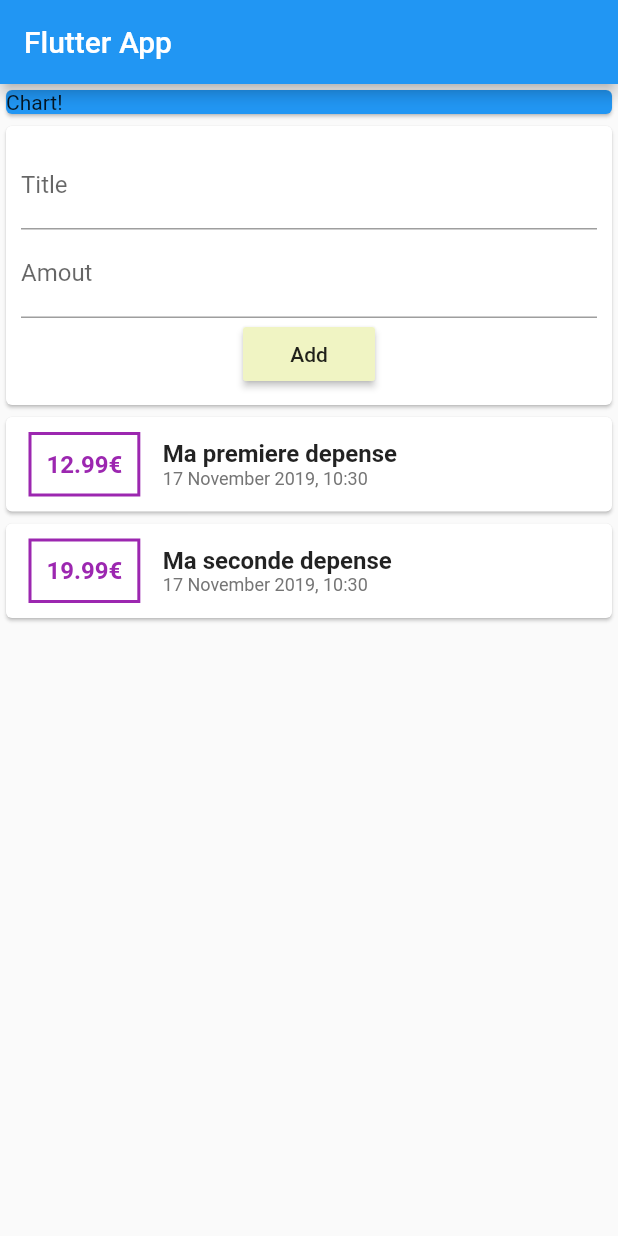
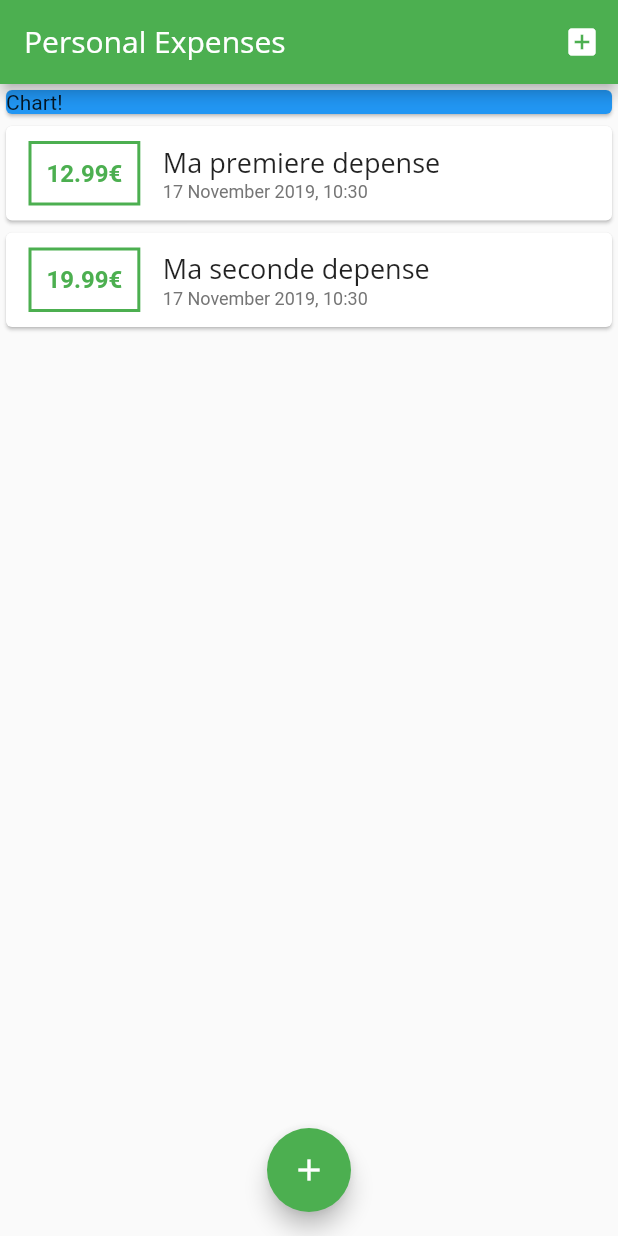
Before and after one commit to BLKKKBVSIK/FlutterTraining-ExpenseApp, a Flutter app: the screen it shows after launch, on a phone screen of 412 x 824 dp. Run offline on Flutter 3.47's test engine with Material 2 defaults, Android fonts, the phone set to English and light mode, and no system bars.

Commit message:
Scrolling view, fonts, theming

```diff
--- a/lib/main.dart
+++ b/lib/main.dart
@@ -1,5 +1,7 @@
-import 'package:expense_app/widgets/user_transaction.dart';
+import 'package:expense_app/widgets/new_transaction.dart';
+import 'package:expense_app/widgets/transaction_list.dart';
 import 'package:flutter/material.dart';
+import 'package:expense_app/models/transaction.dart';
 
 void main() => runApp(MyApp());
 
@@ -7,20 +9,86 @@ class MyApp extends StatelessWidget {
   @override
   Widget build(BuildContext context) {
     return MaterialApp(
-      title: 'Flutter App',
+      title: 'Personal Expenses',
       home: MyHomePage(),
+      theme: ThemeData(
+          primarySwatch: Colors.green,
+          //accentColor: Colors.amber,
+          fontFamily: 'Quicksand',
+          textTheme: ThemeData.light().textTheme.copyWith(
+                title: TextStyle(
+                  fontFamily: 'OpenSans',
+                  fontSize: 18,
+                ),
+              ),
+          appBarTheme: AppBarTheme(
+            textTheme: ThemeData.light().textTheme.copyWith(
+                  title: TextStyle(
+                    fontFamily: 'OpenSans',
+                    fontSize: 20,
+                  ),
+                ),
+          )),
+      debugShowCheckedModeBanner: false,
     );
   }
 }
 
-class MyHomePage extends StatelessWidget {
+class MyHomePage extends StatefulWidget {
+  @override
+  _MyHomePageState createState() => _MyHomePageState();
+}
+
+class _MyHomePageState extends State<MyHomePage> {
+  final List<Transaction> _userTransaction = [
+    Transaction(
+      id: '1',
+      title: "Ma premiere depense",
+      amount: 12.99,
+      date: DateTime.now(),
+    ),
+    Transaction(
+      id: '2',
+      title: "Ma seconde depense",
+      amount: 19.99,
+      date: DateTime.now(),
+    ),
+  ];
+
+  void _addNewTransaction(String txTitle, double txAmount) {
+    final newTx = Transaction(
+        title: txTitle,
+        amount: txAmount,
+        date: DateTime.now(),
+        id: DateTime.now().toString());
+
+    setState(() {
+      _userTransaction.add(newTx);
+    });
+  }
+
+  void _startAddNewTransaction(ctx) {
+    showModalBottomSheet(
+        context: ctx,
+        builder: (_) {
+          return NewTransaction(_addNewTransaction);
+        });
+  }
+
   @override
   Widget build(BuildContext context) {
     return Scaffold(
       appBar: AppBar(
-        title: Text('Flutter App'),
+        title: Text('Personal Expenses'),
+        actions: <Widget>[
+          IconButton(
+            icon: Icon(Icons.add_box),
+            onPressed: () => _startAddNewTransaction(context),
+          )
+        ],
       ),
-      body: Column(
+      body: SingleChildScrollView(
+        child: Column(
           crossAxisAlignment: CrossAxisAlignment.stretch,
           children: <Widget>[
             Container(
@@ -30,8 +98,14 @@ class MyHomePage extends StatelessWidget {
                 child: Text('Chart!'),
               ),
             ),
-          UserTransactions(),
+            TransactionList(_userTransaction),
           ],
+        ),
+      ),
+      floatingActionButtonLocation: FloatingActionButtonLocation.centerFloat,
+      floatingActionButton: FloatingActionButton(
+        child: Icon(Icons.add),
+        onPressed: () => _startAddNewTransaction(context),
       ),
     );
   }
--- a/lib/widgets/transaction_list.dart
+++ b/lib/widgets/transaction_list.dart
@@ -9,8 +9,10 @@ class TransactionList extends StatelessWidget {
 
   @override
   Widget build(BuildContext context) {
-    return Column(
-      children: transactions.map((tx) {
+    return Container(
+      height: 300,
+      child: ListView.builder(
+        itemBuilder: (ctx, index) {
           return Card(
             child: Row(
               children: <Widget>[
@@ -19,34 +21,40 @@ class TransactionList extends StatelessWidget {
                   margin: EdgeInsets.symmetric(vertical: 10, horizontal: 15),
                   decoration: BoxDecoration(
                       border: Border.all(
-                  color: Colors.purple,
+                    color: Theme.of(context).primaryColor,
                     width: 2,
                   )),
                   child: Text(
-                  '${tx.amount}€',
+                    '${transactions[index].amount.toStringAsFixed(2)}€',
                     style: TextStyle(
                       fontWeight: FontWeight.bold,
                       fontSize: 16,
-                      color: Colors.purple),
+                      color: Theme.of(context).primaryColor,
+                    ),
                   ),
                 ),
                 Column(
                   crossAxisAlignment: CrossAxisAlignment.start,
                   children: <Widget>[
                     Text(
-                    tx.title,
-                    style: TextStyle(fontWeight: FontWeight.bold, fontSize: 16),
+                      transactions[index].title,
+                      style:
+                          Theme.of(context).textTheme.title,
                     ),
                     Text(
-                    DateFormat('dd MMMM yyyy, H:mm').format(tx.date),
-                    style: TextStyle(fontSize: 12, color: Colors.grey.shade600),
+                      DateFormat('dd MMMM yyyy, H:mm')
+                          .format(transactions[index].date),
+                      style:
+                          TextStyle(fontSize: 12, color: Colors.grey.shade600),
                     )
                   ],
                 )
               ],
             ),
           );
-      }).toList(),
+        },
+        itemCount: transactions.length,
+      ),
     );
   }
 }
--- a/lib/widgets/user_transaction.dart
+++ /dev/null
@@ -1,43 +0,0 @@
-import 'package:flutter/material.dart';
-import 'package:expense_app/widgets/transaction_list.dart';
-import 'package:expense_app/widgets/new_transaction.dart';
-import 'package:expense_app/models/transaction.dart';
-
-class UserTransactions extends StatefulWidget {
-  @override
-  _UserTransactionsState createState() => _UserTransactionsState();
-}
-
-class _UserTransactionsState extends State<UserTransactions> {
-  final List<Transaction> _userTransaction = [
-    Transaction(
-      id: '1',
-      title: "Ma premiere depense",
-      amount: 12.99,
-      date: DateTime.now(),
-    ),
-    Transaction(
-      id: '2',
-      title: "Ma seconde depense",
-      amount: 19.99,
-      date: DateTime.now(),
-    ),
-  ];
-
-  void _addNewTransaction(String txTitle, double txAmount) {
-    final newTx = Transaction(title: txTitle, amount: txAmount, date: DateTime.now(), id: DateTime.now().toString());
-
-
-    setState(() {
-      _userTransaction.add(newTx);
-    });
-  }
-
-  @override
-  Widget build(BuildContext context) {
-    return Column(children: <Widget>[
-      NewTransaction(_addNewTransaction),
-      TransactionList(_userTransaction),
-    ]);
-  }
-}
```
Also changed, not shown: lib/widgets/new_transaction.dart (+25 -6 lines), pubspec.yaml (+12 -12 lines), assets/fonts/OpenSans-Bold.ttf (added), assets/fonts/OpenSans-Regular.ttf (added), assets/fonts/Quicksand-Bold.ttf (added), assets/fonts/Quicksand-Light.ttf (added), assets/fonts/Quicksand-Medium.ttf (added), assets/fonts/Quicksand-Regular.ttf (added), 1 other file. Lines whose indentation alone changed are shown as unchanged.
